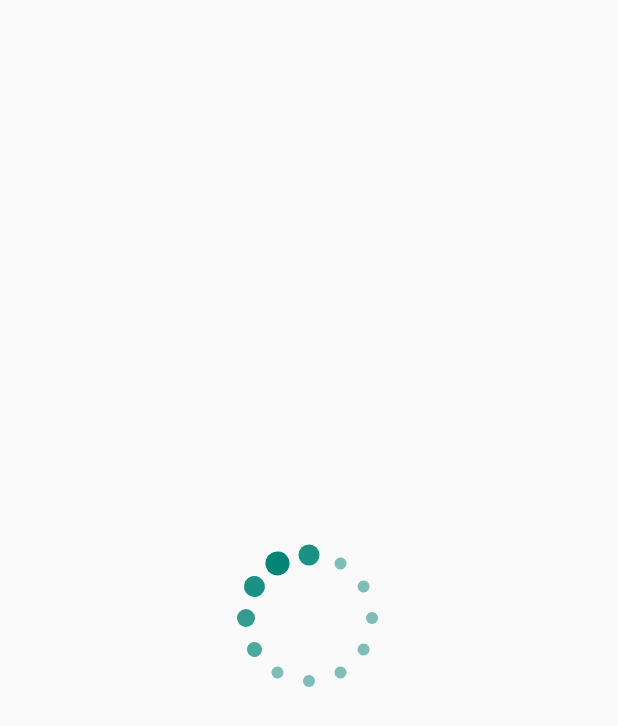
After one commit to xiongweihan/HanAll, an Android app: the layout activity_huawei_loading.xml on its own in the app's theme, with its tools: preview values and no code run, on a phone screen of 412 x 824 dp. The commit adds this screen. Shown: the top 726 px of the screen. Run offline under Robolectric (Android 15) with nearby library versions, the phone set to English and light mode, and no system bars.

Commit message:
添加华为loading view

```diff
--- a/app/src/main/AndroidManifest.xml
+++ b/app/src/main/AndroidManifest.xml
@@ -17,10 +17,10 @@
         android:supportsRtl="true"
         android:theme="@style/AppTheme"
         tools:ignore="GoogleAppIndexingWarning">
-        <activity android:name=".activity.LeafLoadingActivity"></activity>
+        <activity android:name=".activity.HuaweiLoadingActivity"></activity>
+        <activity android:name=".activity.LeafLoadingActivity" />
         <activity android:name=".activity.DashboardActivity" />
         <activity android:name=".activity.AddressListActivity" />
-        <activity android:name=".activity.BossDemoActivity" />
         <activity android:name=".activity.MaterialDesignActivity" />
         <activity android:name=".activity.NinePictureActivity" />
         <activity
--- /dev/null
+++ b/app/src/main/java/com/example/hanall/activity/HuaweiLoadingActivity.java
@@ -0,0 +1,20 @@
+package com.example.hanall.activity;
+
+
+import android.content.Context;
+import android.content.Intent;
+
+import com.example.hanall.R;
+
+public class HuaweiLoadingActivity extends TitleActivity {
+
+    public static void startActivity(Context context) {
+        Intent intent = new Intent(context, HuaweiLoadingActivity.class);
+        context.startActivity(intent);
+    }
+
+    @Override
+    protected int getLayoutId2() {
+        return R.layout.activity_huawei_loading;
+    }
+}
--- a/app/src/main/java/com/example/hanall/fragment/SecondFragment.java
+++ b/app/src/main/java/com/example/hanall/fragment/SecondFragment.java
@@ -16,6 +16,7 @@ import androidx.viewpager.widget.ViewPager;
 
 import com.example.hanall.activity.AddressListActivity;
 import com.example.hanall.activity.DashboardActivity;
+import com.example.hanall.activity.HuaweiLoadingActivity;
 import com.example.hanall.activity.LeafLoadingActivity;
 import com.example.hanall.activity.MaterialDesignActivity;
 import com.example.hanall.activity.NinePictureActivity;
@@ -60,6 +61,7 @@ public class SecondFragment extends BaseFragment implements View.OnClickListener
         view.findViewById(R.id.btn_address_book).setOnClickListener(this);
         view.findViewById(R.id.btn_yibiaopan).setOnClickListener(this);
         view.findViewById(R.id.btn_leaf).setOnClickListener(this);
+        view.findViewById(R.id.btn_huaWei_loading).setOnClickListener(this);
         shopnumview = view.findViewById(R.id.shopnumview);
     }
 
@@ -174,6 +176,7 @@ public class SecondFragment extends BaseFragment implements View.OnClickListener
 
     }
 
+    @SuppressLint("NonConstantResourceId")
     @Override
     public void onClick(View v) {
         Intent intent;
@@ -208,8 +211,11 @@ public class SecondFragment extends BaseFragment implements View.OnClickListener
                 intent = new Intent(mContext, DashboardActivity.class);
                 startActivity(intent);
                 break;
-            case R.id.btn_leaf:
+            case R.id.btn_leaf://叶子loading
                 LeafLoadingActivity.startActivity(mContext);
+                break;
+            case R.id.btn_huaWei_loading://华为loading
+                HuaweiLoadingActivity.startActivity(mContext);
                 break;
         }
     }
--- /dev/null
+++ b/app/src/main/java/com/example/hanall/widget/HuaWeiLoadingView.java
@@ -0,0 +1,230 @@
+package com.example.hanall.widget;
+
+import android.animation.ValueAnimator;
+import android.annotation.SuppressLint;
+import android.content.Context;
+import android.content.res.TypedArray;
+import android.graphics.Canvas;
+import android.graphics.Color;
+import android.graphics.Paint;
+import android.util.AttributeSet;
+import android.view.View;
+import android.view.animation.LinearInterpolator;
+
+import androidx.annotation.NonNull;
+import androidx.annotation.Nullable;
+
+import com.example.hanall.R;
+import com.example.hanall.utils.ConvertUtil;
+
+/**
+ * 华为loadingView
+ */
+
+public class HuaWeiLoadingView extends View {
+
+    private static final int CIRCLE_COUNT = 12;//小圆总数
+    private static final int DEGREE_PER_CIRCLE = 360 / CIRCLE_COUNT;//小圆圆心之间间隔角度差
+    private float[] mWholeCircleRadius = new float[CIRCLE_COUNT];//记录所有小圆的半径
+    private int[] mWholeCircleColors = new int[CIRCLE_COUNT];//记录所有小圆的颜色
+    private float mMaxCircleRadius;//小圆的最大半径
+    private Context mContext;
+    private Paint mPaint;
+    /**
+     * 控件大小
+     */
+    private int mSize;
+    /**
+     * 小圆的颜色
+     */
+    private int mColor;
+    /**
+     * 动画时长
+     */
+    private long mDuration;
+    private ValueAnimator mAnimator;
+    private int mAnimationValue = 0;
+
+    public HuaWeiLoadingView(Context context) {
+        this(context, null);
+    }
+
+    public HuaWeiLoadingView(Context context, @Nullable AttributeSet attrs) {
+        this(context, attrs, 0);
+    }
+
+    public HuaWeiLoadingView(Context context, @Nullable AttributeSet attrs, int defStyleAttr) {
+        super(context, attrs, defStyleAttr);
+        initAttrs(context, attrs);
+        initPaint();
+        initValue();
+    }
+
+    /**
+     * 初始化小圆半径和颜色
+     */
+    private void initValue() {
+        float minCircleRadius = mSize / 24;
+        for (int i = 0; i < CIRCLE_COUNT; i++) {
+            switch (i) {
+                case 7:
+                    mWholeCircleRadius[i] = minCircleRadius * 1.25f;
+                    mWholeCircleColors[i] = (int) (255 * 0.7f);
+                    break;
+                case 8:
+                    mWholeCircleRadius[i] = minCircleRadius * 1.5f;
+                    mWholeCircleColors[i] = (int) (255 * 0.8f);
+                    break;
+                case 9:
+                case 11:
+                    mWholeCircleRadius[i] = minCircleRadius * 1.75f;
+                    mWholeCircleColors[i] = (int) (255 * 0.9f);
+                    break;
+                case 10:
+                    mWholeCircleRadius[i] = minCircleRadius * 2f;
+                    mWholeCircleColors[i] = (int) (255 * 1f);
+                    break;
+                default:
+                    mWholeCircleRadius[i] = minCircleRadius;
+                    mWholeCircleColors[i] = (int) (255 * 0.5f);
+                    break;
+            }
+        }
+        mMaxCircleRadius = minCircleRadius * 2;
+
+    }
+
+    /**
+     * 初始化画笔
+     */
+    private void initPaint() {
+        mPaint = new Paint(Paint.ANTI_ALIAS_FLAG);
+        mPaint.setStyle(Paint.Style.FILL);
+        mPaint.setAntiAlias(true);
+        mPaint.setColor(mColor);
+    }
+
+    /**
+     * 初始化自定义属性
+     */
+    private void initAttrs(Context context, AttributeSet attrs) {
+        this.mContext = context;
+        @SuppressLint("Recycle")
+        TypedArray array = mContext.obtainStyledAttributes(attrs, R.styleable.HuaWeiLoadingView);
+
+        mSize = (int) array.getDimension(R.styleable.HuaWeiLoadingView_hw_size, ConvertUtil.dip2Px(mContext, 100));
+        setSize(mSize);
+
+        mColor = array.getColor(R.styleable.HuaWeiLoadingView_hw_color, Color.parseColor("#333333"));
+        setColor(mColor);
+
+        mDuration = array.getInt(R.styleable.HuaWeiLoadingView_hw_duration, 1500);
+
+        array.recycle();
+    }
+
+    @Override
+    protected void onMeasure(int widthMeasureSpec, int heightMeasureSpec) {
+        //去除warp_content,Match_Parent 对空间的影响
+        setMeasuredDimension(mSize, mSize);
+    }
+
+
+    @Override
+    protected void onDraw(Canvas canvas) {
+        if (mSize > 0) {
+            //每隔DEFREE_PRE_CICLE * mAnimationValue 角度，绘制所有小圆
+            canvas.rotate(DEGREE_PER_CIRCLE * mAnimationValue, (float) (mSize / 2), (float) (mSize / 2));
+            for (int i = 0; i < CIRCLE_COUNT; i++) {
+                //设置小圆的颜色
+//                mPaint.setColor(mWholeCircleColors[i]);
+                mPaint.setAlpha(mWholeCircleColors[i]);
+                //每隔DEFREE_PRE_CICLE 角度，绘制一个圆
+                canvas.drawCircle((float) (mSize / 2), mMaxCircleRadius, mWholeCircleRadius[i], mPaint);
+                canvas.rotate(DEGREE_PER_CIRCLE, (float) (mSize / 2), (float) (mSize / 2));
+            }
+        }
+    }
+
+    /**
+     * view依附window时开启动画
+     */
+    @Override
+    protected void onAttachedToWindow() {
+        super.onAttachedToWindow();
+        startAnim();
+    }
+
+    /**
+     * view脱离window时停止动画
+     */
+    @Override
+    protected void onDetachedFromWindow() {
+        super.onDetachedFromWindow();
+        stopAnim();
+    }
+
+    /**
+     * 根据view的可见性进行开始/停止动画
+     */
+    @Override
+    protected void onVisibilityChanged(@NonNull View changedView, int visibility) {
+        super.onVisibilityChanged(changedView, visibility);
+        if (visibility == VISIBLE) {
+            startAnim();
+        } else {
+            stopAnim();
+        }
+    }
+
+    private void startAnim() {
+        if(mAnimator == null){
+            mAnimator = ValueAnimator.ofInt(0,CIRCLE_COUNT -1);
+            mAnimator.addUpdateListener(updateListener);
+            mAnimator.setDuration(mDuration);
+            mAnimator.setRepeatMode(ValueAnimator.RESTART);
+            mAnimator.setRepeatCount(ValueAnimator.INFINITE);
+            mAnimator.setInterpolator(new LinearInterpolator());
+            mAnimator.start();
+
+        }else if(!mAnimator.isStarted()){
+            mAnimator.start();
+        }
+
+    }
+
+    private void stopAnim() {
+        if(mAnimator !=null){
+            mAnimator.removeUpdateListener(updateListener);
+            mAnimator.removeAllUpdateListeners();
+            mAnimator.cancel();
+            mAnimator = null;
+        }
+
+    }
+
+    public ValueAnimator.AnimatorUpdateListener updateListener = new ValueAnimator.AnimatorUpdateListener(){
+        @Override
+        public void onAnimationUpdate(ValueAnimator animation) {
+            mAnimationValue = (int) animation.getAnimatedValue();
+            invalidate();
+        }
+    };
+
+    /**
+     * 设置小圆的颜色
+     */
+    private void setColor(int color) {
+        mColor = color;
+        invalidate();
+
+    }
+
+    /**
+     * 设置控件大小
+     */
+    private void setSize(int size) {
+        mSize = size;
+        invalidate();
+    }
+}
--- /dev/null
+++ b/app/src/main/res/layout/activity_huawei_loading.xml
@@ -0,0 +1,19 @@
+<?xml version="1.0" encoding="utf-8"?>
+<androidx.constraintlayout.widget.ConstraintLayout xmlns:android="http://schemas.android.com/apk/res/android"
+    xmlns:app="http://schemas.android.com/apk/res-auto"
+    xmlns:tools="http://schemas.android.com/tools"
+    android:layout_width="match_parent"
+    android:layout_height="match_parent"
+    tools:context=".activity.HuaweiLoadingActivity">
+
+
+    <com.example.hanall.widget.HuaWeiLoadingView
+        android:layout_width="wrap_content"
+        android:layout_height="wrap_content"
+        app:hw_size="@dimen/dp_100"
+        app:hw_color="@color/colorPrimary"
+        app:layout_constraintLeft_toLeftOf="parent"
+        app:layout_constraintRight_toRightOf="parent"
+        app:layout_constraintTop_toTopOf="parent"
+        app:layout_constraintBottom_toBottomOf="parent"/>
+</androidx.constraintlayout.widget.ConstraintLayout>
--- a/app/src/main/res/layout/fragment_second.xml
+++ b/app/src/main/res/layout/fragment_second.xml
@@ -150,6 +150,14 @@
                 android:layout_marginTop="@dimen/dp_20"
                 android:layout_gravity="center"
                 android:text="叶子loading"/>
+
+            <Button
+                android:id="@+id/btn_huaWei_loading"
+                android:layout_width="wrap_content"
+                android:layout_height="wrap_content"
+                android:layout_marginTop="@dimen/dp_20"
+                android:layout_gravity="center"
+                android:text="华为loading"/>
         </LinearLayout>
     </ScrollView>
 
--- a/app/src/main/res/values/attrs.xml
+++ b/app/src/main/res/values/attrs.xml
@@ -29,7 +29,7 @@
         <attr name="nine_iamge_gap" format="dimension" />
     </declare-styleable>
 
-<!--    城市-->
+    <!--    城市-->
     <string-array name="provinces">
         <item>广东</item>
         <item>北京</item>
@@ -80,4 +80,11 @@
         <attr name="maxValue" format="dimension" />
         <attr name="canInput" format="boolean" />
     </declare-styleable>
+
+    <!--    华为loading自定义属性： 控件大小，控件颜色，转一圈的时间-->
+    <declare-styleable name="HuaWeiLoadingView">
+        <attr name="hw_size" format="dimension" />
+        <attr name="hw_color" format="color" />
+        <attr name="hw_duration" format="integer" />
+    </declare-styleable>
 </resources>
```
